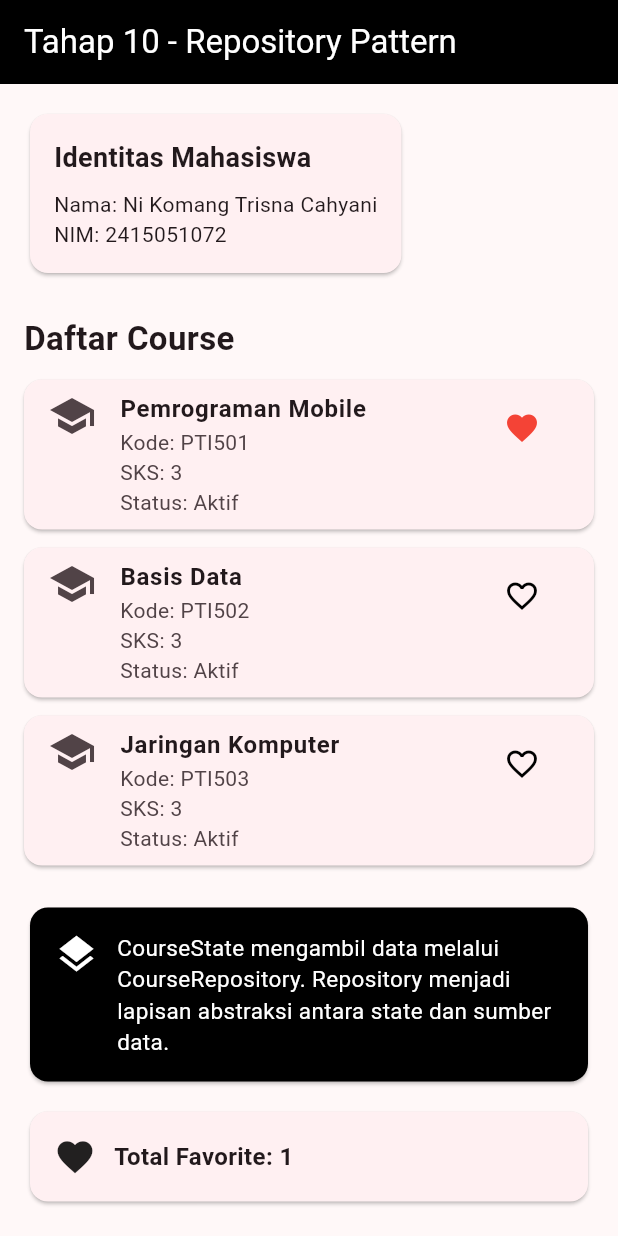
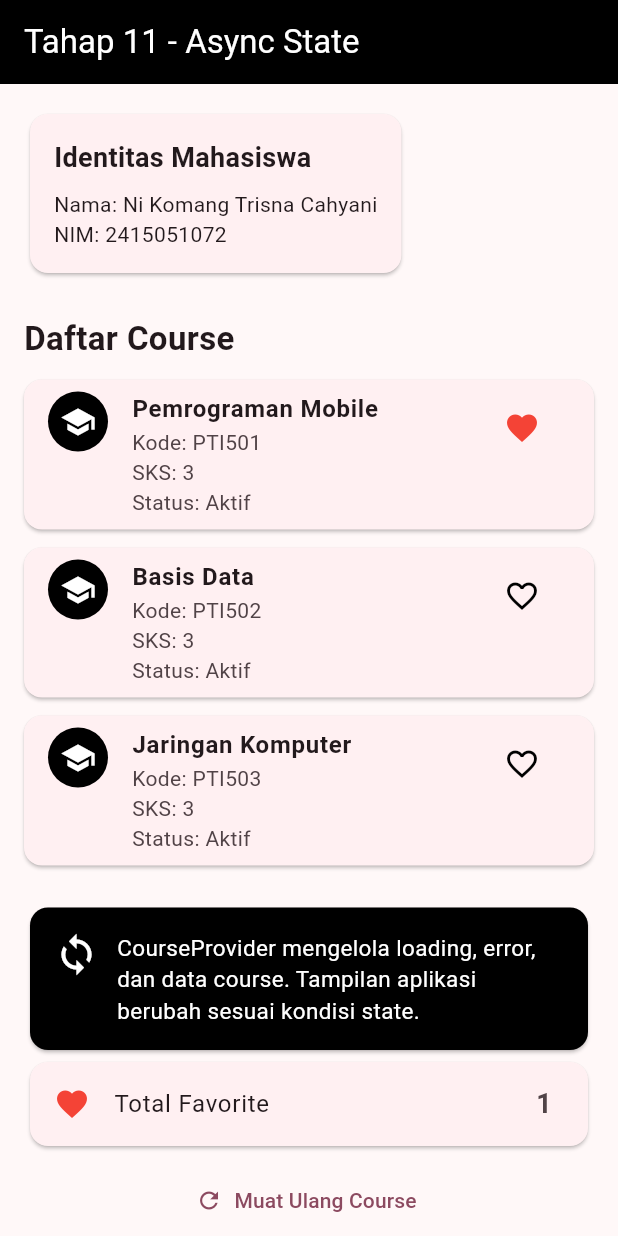
Before and after one commit to trisnacahyani-ops/flutter_ui_fundamentals, a Flutter app: the screen it shows after launch, after a tap on the "favorite outline" icon, on a phone screen of 412 x 824 dp. Run offline on Flutter 3.47's test engine with Material 3 defaults, Android fonts, the phone set to English and light mode, and no system bars.

Commit message:
Tahap 11 Kelola async state loading success error

```diff
--- /dev/null
+++ b/lib/course_provider.dart
@@ -0,0 +1,45 @@
+import 'package:flutter/foundation.dart';
+
+import 'models/course.dart';
+import 'repositories/course_repository.dart';
+
+class CourseProvider extends ChangeNotifier {
+  final CourseRepository repository;
+
+  CourseProvider(this.repository);
+
+  List<Course> courses = [];
+  final Set<String> favorites = {};
+
+  bool isLoading = false;
+  String? error;
+
+  Future<void> loadCourses() async {
+    isLoading = true;
+    error = null;
+    notifyListeners();
+
+    try {
+      courses = await repository.getCourses();
+    } catch (e) {
+      error = e.toString();
+    } finally {
+      isLoading = false;
+      notifyListeners();
+    }
+  }
+
+  void toggleFavorite(String id) {
+    if (favorites.contains(id)) {
+      favorites.remove(id);
+    } else {
+      favorites.add(id);
+    }
+
+    notifyListeners();
+  }
+
+  bool isFavorite(String id) {
+    return favorites.contains(id);
+  }
+}
--- a/lib/main.dart
+++ b/lib/main.dart
@@ -1,7 +1,7 @@
 import 'package:flutter/material.dart';
 import 'package:provider/provider.dart';
 
-import 'course_state.dart';
+import 'course_provider.dart';
 import 'repositories/course_repository.dart';
 import 'services/course_service.dart';
 
@@ -12,7 +12,7 @@ void main() {
   runApp(
     ChangeNotifierProvider(
       create: (_) =>
-          CourseState(CourseRepository(CourseService()))..loadCourses(),
+          CourseProvider(CourseRepository(CourseService()))..loadCourses(),
       child: const CourseExplorerApp(),
     ),
   );
@@ -25,7 +25,7 @@ class CourseExplorerApp extends StatelessWidget {
   Widget build(BuildContext context) {
     return MaterialApp(
       debugShowCheckedModeBanner: false,
-      title: 'Course Explorer - Tahap 10',
+      title: 'Course Explorer',
       theme: ThemeData(
         colorScheme: ColorScheme.fromSeed(seedColor: Colors.black),
         useMaterial3: true,
@@ -40,32 +40,19 @@ class MainPage extends StatelessWidget {
 
   @override
   Widget build(BuildContext context) {
-    final courseState = context.watch<CourseState>();
+    final provider = context.watch<CourseProvider>();
 
     return Scaffold(
       appBar: AppBar(
-        title: const Text('Tahap 10 - Repository Pattern'),
+        title: const Text('Tahap 11 - Async State'),
         backgroundColor: Colors.black,
         foregroundColor: Colors.white,
       ),
-      body: courseState.isLoading
-          ? const Center(child: CircularProgressIndicator())
-          : courseState.errorMessage != null
-          ? Center(
-              child: Padding(
-                padding: const EdgeInsets.all(16),
-                child: Text(
-                  courseState.errorMessage!,
-                  textAlign: TextAlign.center,
-                ),
-              ),
-            )
-          : SingleChildScrollView(
+      body: SingleChildScrollView(
         padding: const EdgeInsets.all(16),
         child: Column(
           crossAxisAlignment: CrossAxisAlignment.start,
           children: [
-                  // Identitas mahasiswa
             Card(
               child: Padding(
                 padding: const EdgeInsets.all(16),
@@ -89,7 +76,6 @@ class MainPage extends StatelessWidget {
 
             const SizedBox(height: 24),
 
-                  // Judul daftar course
             const Text(
               'Daftar Course',
               style: TextStyle(fontSize: 22, fontWeight: FontWeight.bold),
@@ -97,8 +83,44 @@ class MainPage extends StatelessWidget {
 
             const SizedBox(height: 12),
 
-                  // Data course dari repository
-                  if (courseState.courses.isEmpty)
+            if (provider.isLoading)
+              const Center(
+                child: Padding(
+                  padding: EdgeInsets.all(24),
+                  child: CircularProgressIndicator(color: Colors.black),
+                ),
+              )
+            else if (provider.error != null)
+              Card(
+                child: Padding(
+                  padding: const EdgeInsets.all(16),
+                  child: Column(
+                    children: [
+                      const Icon(
+                        Icons.error_outline,
+                        size: 40,
+                        color: Colors.red,
+                      ),
+                      const SizedBox(height: 8),
+                      const Text(
+                        'Gagal memuat data course.',
+                        textAlign: TextAlign.center,
+                        style: TextStyle(fontWeight: FontWeight.bold),
+                      ),
+                      const SizedBox(height: 8),
+                      Text(provider.error!, textAlign: TextAlign.center),
+                      const SizedBox(height: 12),
+                      ElevatedButton(
+                        onPressed: () {
+                          context.read<CourseProvider>().loadCourses();
+                        },
+                        child: const Text('Coba Lagi'),
+                      ),
+                    ],
+                  ),
+                ),
+              )
+            else if (provider.courses.isEmpty)
               const Card(
                 child: Padding(
                   padding: EdgeInsets.all(16),
@@ -106,13 +128,16 @@ class MainPage extends StatelessWidget {
                 ),
               )
             else
-                    ...courseState.courses.map((course) {
-                      final favorite = courseState.isFavorite(course.code);
+              ...provider.courses.map((course) {
+                final isFavorite = provider.isFavorite(course.code);
 
                 return Card(
                   margin: const EdgeInsets.only(bottom: 12),
                   child: ListTile(
-                          leading: const Icon(Icons.school, size: 32),
+                    leading: const CircleAvatar(
+                      backgroundColor: Colors.black,
+                      child: Icon(Icons.school, color: Colors.white),
+                    ),
                     title: Text(
                       course.title,
                       style: const TextStyle(fontWeight: FontWeight.bold),
@@ -124,17 +149,14 @@ class MainPage extends StatelessWidget {
                     ),
                     isThreeLine: true,
                     trailing: IconButton(
-                            tooltip: favorite
-                                ? 'Hapus dari favorite'
-                                : 'Tambah ke favorite',
                       onPressed: () {
-                              context.read<CourseState>().toggleFavorite(
+                        context.read<CourseProvider>().toggleFavorite(
                           course.code,
                         );
                       },
                       icon: Icon(
-                              favorite ? Icons.favorite : Icons.favorite_border,
-                              color: favorite ? Colors.red : Colors.black,
+                        isFavorite ? Icons.favorite : Icons.favorite_border,
+                        color: isFavorite ? Colors.red : Colors.black,
                       ),
                     ),
                   ),
@@ -143,7 +165,6 @@ class MainPage extends StatelessWidget {
 
             const SizedBox(height: 12),
 
-                  // Keterangan Repository Pattern
             Card(
               color: Colors.black,
               child: const Padding(
@@ -151,19 +172,14 @@ class MainPage extends StatelessWidget {
                 child: Row(
                   crossAxisAlignment: CrossAxisAlignment.start,
                   children: [
-                          Icon(Icons.layers, color: Colors.white, size: 30),
+                    Icon(Icons.sync, color: Colors.white, size: 30),
                     SizedBox(width: 12),
                     Expanded(
                       child: Text(
-                              'CourseState mengambil data '
-                              'melalui CourseRepository. '
-                              'Repository menjadi lapisan '
-                              'abstraksi antara state dan '
-                              'sumber data.',
-                              style: TextStyle(
-                                color: Colors.white,
-                                fontSize: 15,
-                              ),
+                        'CourseProvider mengelola loading, '
+                        'error, dan data course. Tampilan '
+                        'aplikasi berubah sesuai kondisi state.',
+                        style: TextStyle(color: Colors.white, fontSize: 15),
                       ),
                     ),
                   ],
@@ -171,26 +187,31 @@ class MainPage extends StatelessWidget {
               ),
             ),
 
-                  const SizedBox(height: 12),
-
-                  // Total favorite
             Card(
-                    child: Padding(
-                      padding: const EdgeInsets.all(16),
-                      child: Row(
-                        children: [
-                          const Icon(Icons.favorite, size: 28),
-                          const SizedBox(width: 12),
-                          Text(
-                            'Total Favorite: '
-                            '${courseState.favorites.length}',
+              child: ListTile(
+                leading: const Icon(Icons.favorite, color: Colors.red),
+                title: const Text('Total Favorite'),
+                trailing: Text(
+                  '${provider.favorites.length}',
                   style: const TextStyle(
-                              fontSize: 16,
+                    fontSize: 18,
                     fontWeight: FontWeight.bold,
                   ),
                 ),
-                        ],
               ),
+            ),
+
+            const SizedBox(height: 8),
+
+            Center(
+              child: TextButton.icon(
+                onPressed: provider.isLoading
+                    ? null
+                    : () {
+                        context.read<CourseProvider>().loadCourses();
+                      },
+                icon: const Icon(Icons.refresh),
+                label: const Text('Muat Ulang Course'),
               ),
             ),
           ],
```
Lines whose indentation alone changed are shown as unchanged.
